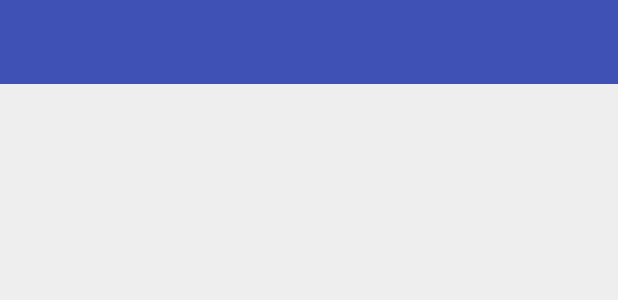
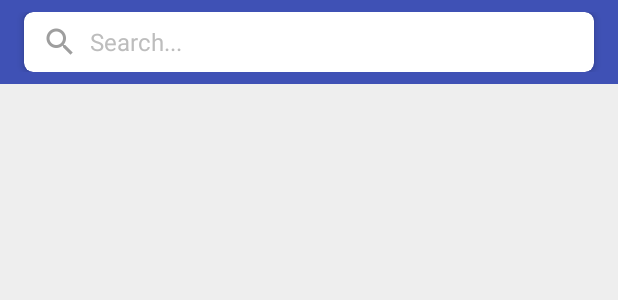
Before and after one commit to fnk0/ILoveMarshmallow, an Android app: the layout toolbar_search.xml on its own in the app's theme, with its tools: preview values and no code run, on a phone screen of 412 x 824 dp. Shown: the top 300 px of the screen. Run offline under Robolectric (Android 15) with nearby library versions, the phone set to English and light mode, and no system bars.

Commit message:
* Implemented search functionality stuff * Added endless scrolling

```diff
--- a/app/src/main/java/com/gabilheri/ilovemarshmallow/data/api/ZapposApi.java
+++ b/app/src/main/java/com/gabilheri/ilovemarshmallow/data/api/ZapposApi.java
@@ -19,7 +19,9 @@ public interface ZapposApi {
 
     @GET("/search")
     Observable<SearchResult> searchItems(
-            @Query("term") String searchTerm
+            @Query("term") String searchTerm,
+            @Query("page") int page
+
     );
 
     @GET("/product/asin/{asinId}")
--- a/app/src/main/java/com/gabilheri/ilovemarshmallow/data/endpoint_models/SearchResultItem.java
+++ b/app/src/main/java/com/gabilheri/ilovemarshmallow/data/endpoint_models/SearchResultItem.java
@@ -18,7 +18,7 @@ public class SearchResultItem {
     String imageUrl;
     String asin;
     String productUrl;
-    int productRating;
+    float productRating;
     String map;
     String productName;
 
@@ -79,11 +79,11 @@ public class SearchResultItem {
         return this;
     }
 
-    public int getProductRating() {
+    public float getProductRating() {
         return productRating;
     }
 
-    public SearchResultItem setProductRating(int productRating) {
+    public SearchResultItem setProductRating(float productRating) {
         this.productRating = productRating;
         return this;
     }
--- a/app/src/main/java/com/gabilheri/ilovemarshmallow/ui/detail/DetailActivity.java
+++ b/app/src/main/java/com/gabilheri/ilovemarshmallow/ui/detail/DetailActivity.java
@@ -75,6 +75,8 @@ public class DetailActivity extends BaseActivity implements RxCallback<AsinProdu
     AsinProduct mAsinProduct;
 
     Animator mCircularReveal;
+
+    float initialY = -1f;
 
     @Override
     protected void onCreate(Bundle savedInstanceState) {
@@ -203,9 +205,13 @@ public class DetailActivity extends BaseActivity implements RxCallback<AsinProdu
 
     @Override
     public void onOffsetChanged(AppBarLayout appBarLayout, int offset) {
+        if(initialY <= 0) {
+            initialY = mItemImage.getY();
+        }
         int maxScroll = appBarLayout.getTotalScrollRange();
         float percentage = (float) Math.abs(offset) / (float) maxScroll;
         float scale = Math.abs(-1f + percentage);
+        mItemImage.setY(initialY * scale);
         mItemImage.setScaleX(scale);
         mItemImage.setScaleY(scale);
 
--- a/app/src/main/res/layout/toolbar_search.xml
+++ b/app/src/main/res/layout/toolbar_search.xml
@@ -1,23 +1,49 @@
 <?xml version="1.0" encoding="utf-8"?>
 <android.support.v7.widget.Toolbar
+  android:id="@+id/toolbar"
   xmlns:android="http://schemas.android.com/apk/res/android"
   xmlns:app="http://schemas.android.com/apk/res-auto"
-  android:id="@+id/toolbar"
+  xmlns:tools="http://schemas.android.com/tools"
   android:layout_width="match_parent"
   android:layout_height="?attr/actionBarSize"
   android:background="?attr/colorPrimary"
+  android:padding="8dp"
+  android:titleTextColor="@color/grey_200"
   app:layout_scrollFlags="scroll|enterAlways"
   app:popupTheme="@style/ThemeOverlay.AppCompat.Light"
-  android:titleTextColor="@color/grey_200"
-  android:padding="8dp"
+  android:focusable="true"
+  android:focusableInTouchMode="true"
+  tools:ignore="rtl"
   >
 
-  <!--<SearchView-->
-    <!--android:id="@+id/search_view"-->
-    <!--android:background="@drawable/search_widget_bg"-->
-    <!--android:layout_height="wrap_content"-->
-    <!--android:layout_width="match_parent"-->
-    <!--android:queryHint="I Love Marshmallows!"-->
-    <!--/>-->
+  <android.support.v7.widget.CardView
+    android:layout_width="match_parent"
+    android:layout_height="match_parent"
+    app:cardBackgroundColor="#fff"
+    app:cardCornerRadius="6dp"
+    app:cardElevation="3dp"
+    app:contentPadding="4dp">
 
+    <AutoCompleteTextView
+      android:id="@+id/search_atv"
+      android:nextFocusUp="@id/search_atv"
+      android:nextFocusLeft="@id/search_atv"
+      android:layout_width="match_parent"
+      android:layout_height="match_parent"
+      android:background="@null"
+      android:drawableLeft="@drawable/ic_action_search"
+      android:drawablePadding="8dp"
+      android:gravity="center_vertical"
+      android:hint="@string/search_hint"
+      android:paddingLeft="8dp"
+      android:paddingRight="8dp"
+      android:textColor="@color/grey_700"
+      android:textColorHint="@color/grey_400"
+      android:textSize="16sp"
+      android:imeOptions="actionSearch"
+      android:inputType="textAutoComplete"
+      />
+
+
+  </android.support.v7.widget.CardView>
 </android.support.v7.widget.Toolbar>
--- a/app/src/main/res/values/strings.xml
+++ b/app/src/main/res/values/strings.xml
@@ -10,4 +10,5 @@
 
   <string name="loren_ipsulum">Lorem ipsum dolor sit amet, consectetur adipiscing elit. Maecenas cursus sem ante, sit amet suscipit tellus sollicitudin vitae. Integer sit amet ligula et ante dignissim dictum. Proin id egestas velit, eget porta metus. Suspendisse potenti. Suspendisse quis dui id lectus porta venenatis. Vivamus eu fringilla libero. Etiam ultrices nec magna ac aliquam.</string>
   <string name="product_image">Product Image</string>
+  <string name="search_hint">Search...</string>
 </resources>
```
Also changed, not shown: app/src/main/java/com/gabilheri/ilovemarshmallow/base/BaseRecyclerListFragment.java (+6 -3 lines), app/src/main/java/com/gabilheri/ilovemarshmallow/data/MarshmallowDbHelper.java (added, +32 -0 lines), app/src/main/java/com/gabilheri/ilovemarshmallow/ui/main/MainActivity.java (+30 -4 lines), app/src/main/java/com/gabilheri/ilovemarshmallow/ui/main/OnScrolledCallback.java (added, +14 -0 lines), app/src/main/java/com/gabilheri/ilovemarshmallow/ui/main/SearchFragment.java (+26 -7 lines), app/src/main/java/com/gabilheri/ilovemarshmallow/ui/main/SearchResultsAdapter.java (+8 -3 lines), app/src/main/java/com/gabilheri/ilovemarshmallow/ui/main/SearchScrollListener.java (added, +48 -0 lines), app/src/main/res/drawable-hdpi/ic_action_search.png (added), app/src/main/res/drawable-mdpi/ic_action_search.png (added), app/src/main/res/drawable-xhdpi/ic_action_search.png (added), app/src/main/res/drawable-xxhdpi/ic_action_search.png (added), app/src/main/res/drawable-xxxhdpi/ic_action_search.png (added).
